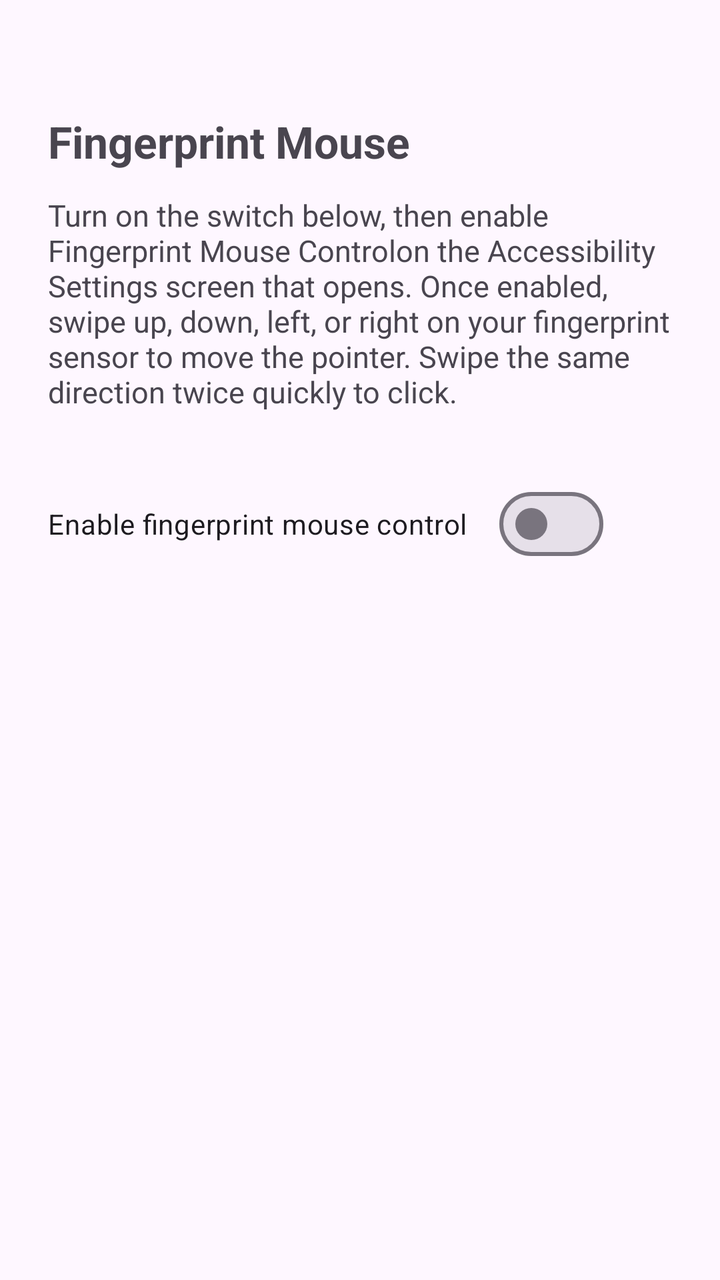
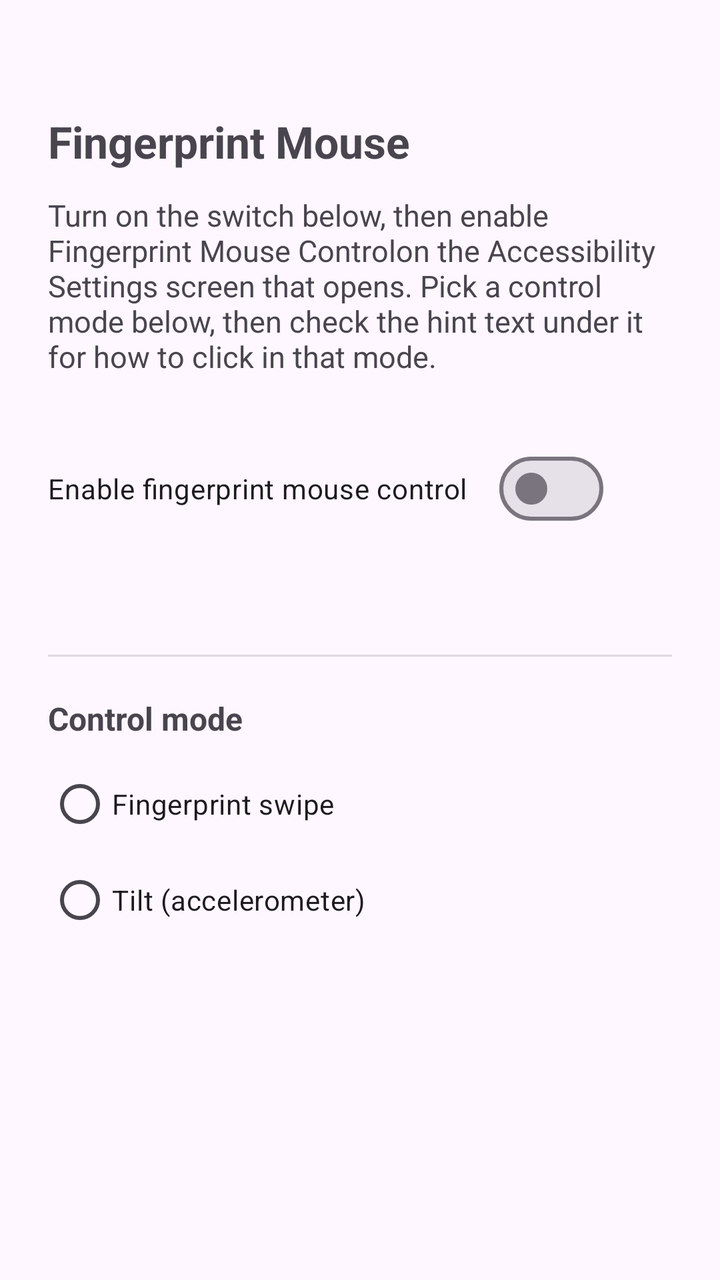

Compare the two renders of this Android layout. The source of the first and the diff that turns it into the second are given below.
<!-- AndroidManifest.xml: application theme Theme.Material3.DayNight.NoActionBar -->
<!-- res/layout/activity_main.xml -->
<?xml version="1.0" encoding="utf-8"?>
<androidx.constraintlayout.widget.ConstraintLayout
    xmlns:android="http://schemas.android.com/apk/res/android"
    xmlns:app="http://schemas.android.com/apk/res-auto"
    android:layout_width="match_parent"
    android:layout_height="match_parent"
    android:padding="24dp">

    <TextView
        android:id="@+id/textTitle"
        android:layout_width="wrap_content"
        android:layout_height="wrap_content"
        android:text="@string/app_name"
        android:textSize="22sp"
        android:textStyle="bold"
        app:layout_constraintTop_toTopOf="parent"
        app:layout_constraintStart_toStartOf="parent"
        android:layout_marginTop="32dp" />

    <TextView
        android:id="@+id/textDescription"
        android:layout_width="0dp"
        android:layout_height="wrap_content"
        android:layout_marginTop="12dp"
        android:text="@string/main_description"
        android:textSize="15sp"
        app:layout_constraintTop_toBottomOf="@id/textTitle"
        app:layout_constraintStart_toStartOf="parent"
        app:layout_constraintEnd_toEndOf="parent" />

    <com.google.android.material.materialswitch.MaterialSwitch
        android:id="@+id/switchService"
        android:layout_width="wrap_content"
        android:layout_height="wrap_content"
        android:layout_marginTop="32dp"
        android:text="@string/switch_label"
        app:layout_constraintTop_toBottomOf="@id/textDescription"
        app:layout_constraintStart_toStartOf="parent" />

    <TextView
        android:id="@+id/textStatus"
        android:layout_width="wrap_content"
        android:layout_height="wrap_content"
        android:layout_marginTop="12dp"
        android:textStyle="italic"
        app:layout_constraintTop_toBottomOf="@id/switchService"
        app:layout_constraintStart_toStartOf="parent" />

</androidx.constraintlayout.widget.ConstraintLayout>
<!-- resources referenced by this layout -->
<resources>
  <string name="app_name">Fingerprint Mouse</string>
  <string name="main_description">Turn on the switch below, then enable "Fingerprint Mouse Control" on the Accessibility Settings screen that opens. Once enabled, swipe up, down, left, or right on your fingerprint sensor to move the pointer. Swipe the same direction twice quickly to click.</string>
  <string name="switch_label">Enable fingerprint mouse control</string>
</resources>

<!-- the commit's change to res/layout/activity_main.xml (unified diff, before → after) -->
@@ -46,4 +46,58 @@
         app:layout_constraintTop_toBottomOf="@id/switchService"
         app:layout_constraintStart_toStartOf="parent" />
 
+    <View
+        android:id="@+id/dividerModeSection"
+        android:layout_width="0dp"
+        android:layout_height="1dp"
+        android:layout_marginTop="28dp"
+        android:background="?android:attr/listDivider"
+        app:layout_constraintTop_toBottomOf="@id/textStatus"
+        app:layout_constraintStart_toStartOf="parent"
+        app:layout_constraintEnd_toEndOf="parent" />
+
+    <TextView
+        android:id="@+id/textModeLabel"
+        android:layout_width="wrap_content"
+        android:layout_height="wrap_content"
+        android:layout_marginTop="20dp"
+        android:text="@string/control_mode_label"
+        android:textSize="16sp"
+        android:textStyle="bold"
+        app:layout_constraintTop_toBottomOf="@id/dividerModeSection"
+        app:layout_constraintStart_toStartOf="parent" />
+
+    <RadioGroup
+        android:id="@+id/radioGroupMode"
+        android:layout_width="wrap_content"
+        android:layout_height="wrap_content"
+        android:layout_marginTop="8dp"
+        app:layout_constraintTop_toBottomOf="@id/textModeLabel"
+        app:layout_constraintStart_toStartOf="parent">
+
+        <RadioButton
+            android:id="@+id/radioFingerprint"
+            android:layout_width="wrap_content"
+            android:layout_height="wrap_content"
+            android:text="@string/radio_fingerprint_label" />
+
+        <RadioButton
+            android:id="@+id/radioTilt"
+            android:layout_width="wrap_content"
+            android:layout_height="wrap_content"
+            android:text="@string/radio_tilt_label" />
+
+    </RadioGroup>
+
+    <TextView
+        android:id="@+id/textModeHint"
+        android:layout_width="0dp"
+        android:layout_height="wrap_content"
+        android:layout_marginTop="12dp"
+        android:textSize="14sp"
+        android:textStyle="italic"
+        app:layout_constraintTop_toBottomOf="@id/radioGroupMode"
+        app:layout_constraintStart_toStartOf="parent"
+        app:layout_constraintEnd_toEndOf="parent" />
+
 </androidx.constraintlayout.widget.ConstraintLayout>
<!-- resource entries referenced after the edit -->
@@ -1,7 +1,10 @@
 <!-- resources referenced by this layout -->
 <resources>
   <string name="app_name">Fingerprint Mouse</string>
-  <string name="main_description">Turn on the switch below, then enable "Fingerprint Mouse Control" on the Accessibility Settings screen that opens. Once enabled, swipe up, down, left, or right on your fingerprint sensor to move the pointer. Swipe the same direction twice quickly to click.</string>
+  <string name="control_mode_label">Control mode</string>
+  <string name="main_description">Turn on the switch below, then enable "Fingerprint Mouse Control" on the Accessibility Settings screen that opens. Pick a control mode below, then check the hint text under it for how to click in that mode.</string>
+  <string name="radio_fingerprint_label">Fingerprint swipe</string>
+  <string name="radio_tilt_label">Tilt (accelerometer)</string>
   <string name="switch_label">Enable fingerprint mouse control</string>
 </resources>
 
